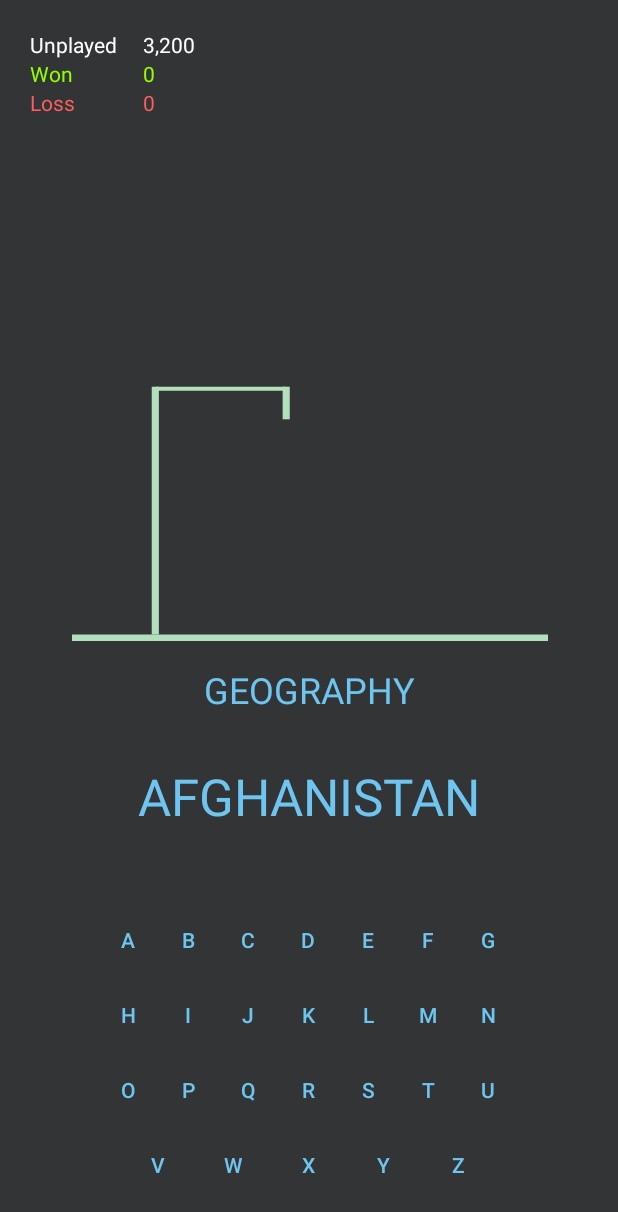
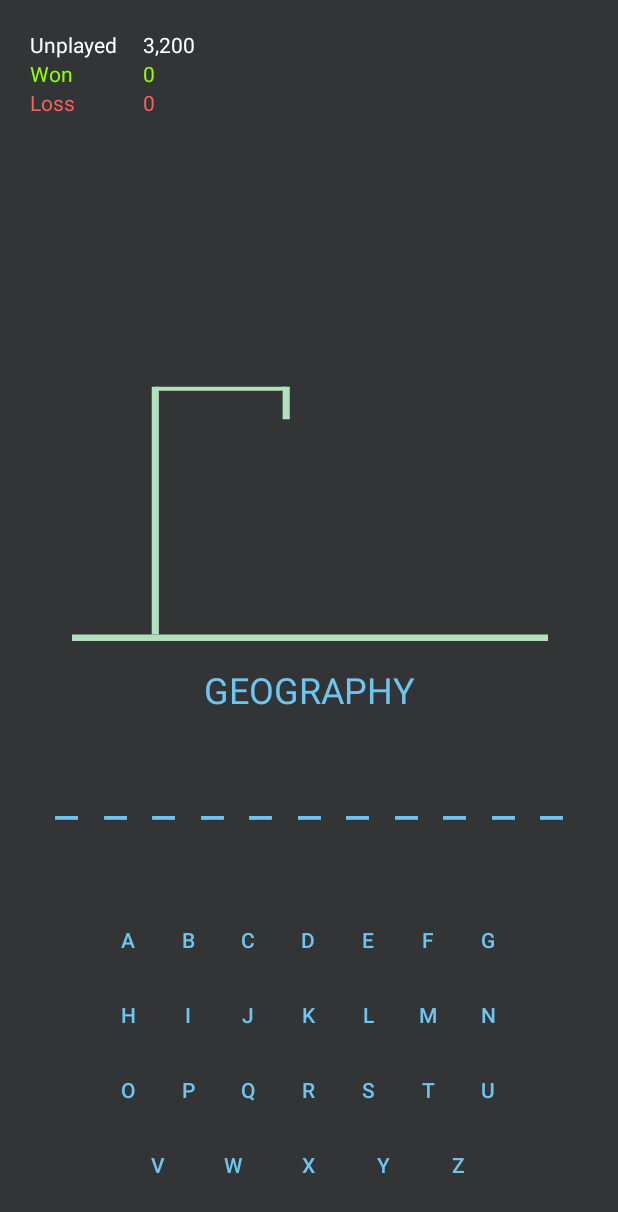
Before and after one commit to matt-chap/Hangman, an Android app: the HangmanPlay screen opened directly, with no data from a screen before it, on a phone screen of 412 x 824 dp. Shown: the top 1212 px of the screen. Run offline under Robolectric (Android 15) with nearby library versions, the phone set to English and light mode, and no system bars; our stand-ins replace AdMob.

Commit message:
Make word select random and abstract game logic

```diff
--- a/app/src/main/java/com/example/hangman/HangmanDBHelper.java
+++ b/app/src/main/java/com/example/hangman/HangmanDBHelper.java
@@ -160,9 +160,8 @@ public class HangmanDBHelper extends SQLiteOpenHelper {
     {
         SQLiteDatabase db = this.getReadableDatabase();
 
-        // query help us to return all data
-        // the present in the ALGO_TOPICS table.
-        String query = "SELECT * FROM " + HangmanEntry.TABLE_NAME + " WHERE Won = 0 LIMIT 1;";
+        // To return a random word
+        String query = "SELECT * FROM " + HangmanEntry.TABLE_NAME + " WHERE Won = 0 ORDER BY RANDOM() LIMIT 1;";
         Cursor cursor = db.rawQuery(query, null);
 
         if (cursor.moveToFirst()) {
--- a/app/src/main/java/com/example/hangman/HangmanPlay.java
+++ b/app/src/main/java/com/example/hangman/HangmanPlay.java
@@ -16,6 +16,7 @@ import java.text.NumberFormat;
 
 public class HangmanPlay extends AppCompatActivity implements View.OnClickListener {
     TextView txt;
+    TextView txtWord;
     String currentWord;
 
     @Override
@@ -101,11 +102,55 @@ public class HangmanPlay extends AppCompatActivity implements View.OnClickListen
         Button buttonZ = findViewById(R.id.buttonZ);
         buttonZ.setOnClickListener(this);
 
+        //final TextView
+        txtWord = (TextView) findViewById(R.id.text_word);
+        //txtWord.setText(currentWord);
+        PlayGame();
+    }
+
+    public void PlayGame(){
+        ResetVars();
+        SetNewWordData();
+        SetUnderscores();
+    }
+
+    public void ResetVars(){
+        currentWord = "";
+    }
+
+    public void SetUnderscores(){
+        StringBuilder sb = new StringBuilder();
+        for(int i = 0; i < currentWord.length(); i++)
+        {
+            char c = currentWord.charAt(i);
+            if(Character.isLetter(c)){
+                sb.append("_");
+            }
+            else{
+                sb.append(c);
+            }
+        }
+        txtWord.setText(sb.toString());
+    }
+
+    public void SetNewWordData(){
         HangmanDBHelper db = new HangmanDBHelper(HangmanPlay.this);
         HangmanWordModel wordData = db.getUnplayedWord();
         currentWord = wordData.getWord();
 
+        SetWordCategory(wordData.getCategory());
+        SetWordStats(db);
+    }
+
+    public void SetWordCategory(int categoryInt){
+        final TextView txtCategory = (TextView) findViewById(R.id.text_category);
+        Category cat = Category.getCategoryName(categoryInt);
+        txtCategory.setText(cat.name());
+    }
+
+    public void SetWordStats(HangmanDBHelper db){
         HangmanCountModel countData = db.getWordCounts();
+
         final TextView txtUnplayedCount = (TextView) findViewById(R.id.CountUnplayed);
         txtUnplayedCount.setText(NumberFormat.getIntegerInstance().format(countData.getUnplayed()));
 
@@ -114,19 +159,6 @@ public class HangmanPlay extends AppCompatActivity implements View.OnClickListen
 
         final TextView txtLossCount = (TextView) findViewById(R.id.CountLoss);
         txtLossCount.setText(NumberFormat.getIntegerInstance().format(countData.getLoss()));
-
-        //TODO: probably need to fix and make this into its own method for play again ability
-        final TextView txtCategory = (TextView) findViewById(R.id.text_category);
-        Category cat = Category.getCategoryName(wordData.getCategory());
-        txtCategory.setText(cat.name());
-
-        final TextView txtWord = (TextView) findViewById(R.id.text_word);
-        txtWord.setText(currentWord);
-    }
-
-    //TODO: want to pass a the letter to this function so I do not have to write a function for every letter
-    public void clickLetter(View view) {
-
     }
 
     @Override
--- a/app/src/main/res/layout/activity_hangman_play.xml
+++ b/app/src/main/res/layout/activity_hangman_play.xml
@@ -35,7 +35,6 @@
                 android:layout_width="40dp"
                 android:layout_height="50dp"
                 android:background="@android:color/transparent"
-                android:onClick="clickLetter"
                 android:text="@string/a_Button"
                 android:textColor="#6ec5f0"
                 style="?android:attr/buttonBarButtonStyle" />
@@ -315,6 +314,19 @@
         ads:adSize="BANNER" />
 
     <TextView
+        android:id="@+id/text_category"
+        android:layout_width="wrap_content"
+        android:layout_height="wrap_content"
+        android:layout_marginBottom="32dp"
+        android:text="TextView"
+        android:textSize="24sp"
+        app:layout_constraintBottom_toTopOf="@+id/text_word"
+        app:layout_constraintEnd_toEndOf="parent"
+        app:layout_constraintStart_toStartOf="parent"
+        android:textColor="#6ec5f0"
+        />
+
+    <TextView
         android:id="@+id/text_word"
         android:layout_width="wrap_content"
         android:layout_height="wrap_content"
@@ -325,19 +337,8 @@
         app:layout_constraintEnd_toEndOf="parent"
         app:layout_constraintStart_toStartOf="parent"
         android:textColor="#6ec5f0"
+        android:letterSpacing=".5"
         />
-
-    <TextView
-        android:id="@+id/text_category"
-        android:layout_width="wrap_content"
-        android:layout_height="wrap_content"
-        android:layout_marginBottom="32dp"
-        android:text="TextView"
-        android:textSize="24sp"
-        app:layout_constraintBottom_toTopOf="@+id/text_word"
-        app:layout_constraintEnd_toEndOf="parent"
-        app:layout_constraintStart_toStartOf="parent"
-        android:textColor="#6ec5f0" />
 
     <LinearLayout
         android:layout_width="150dp"
```
